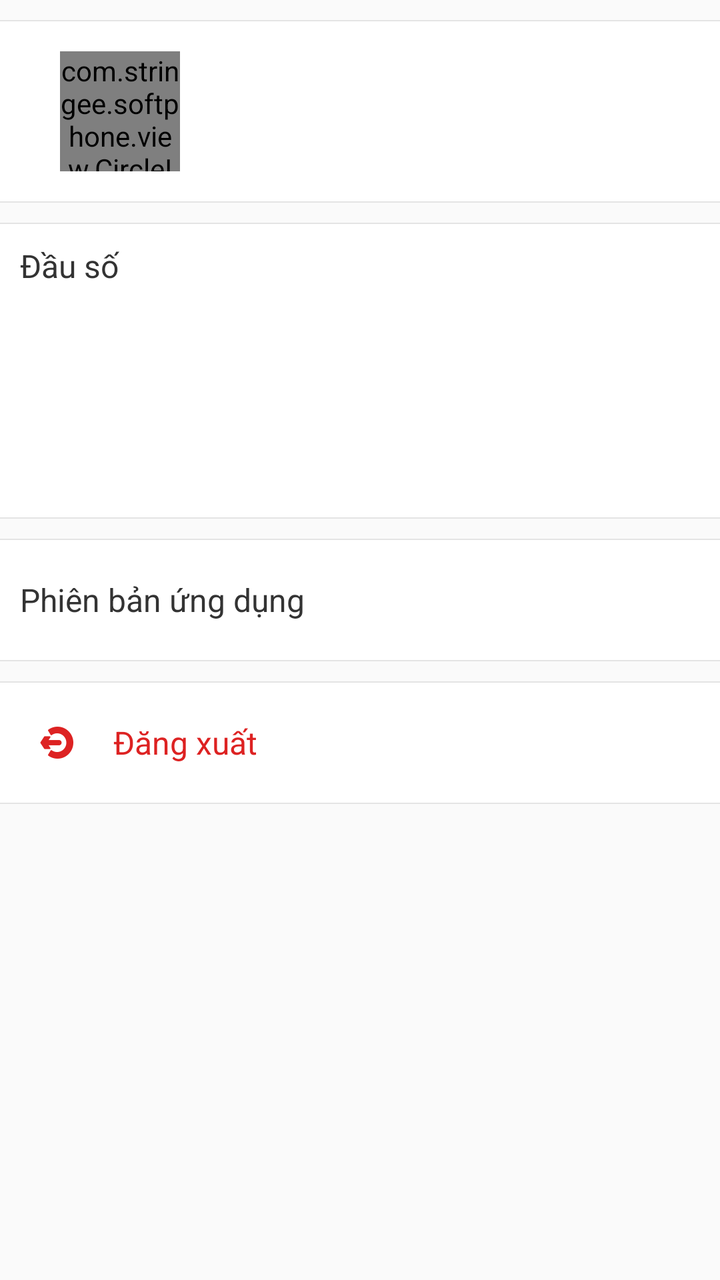
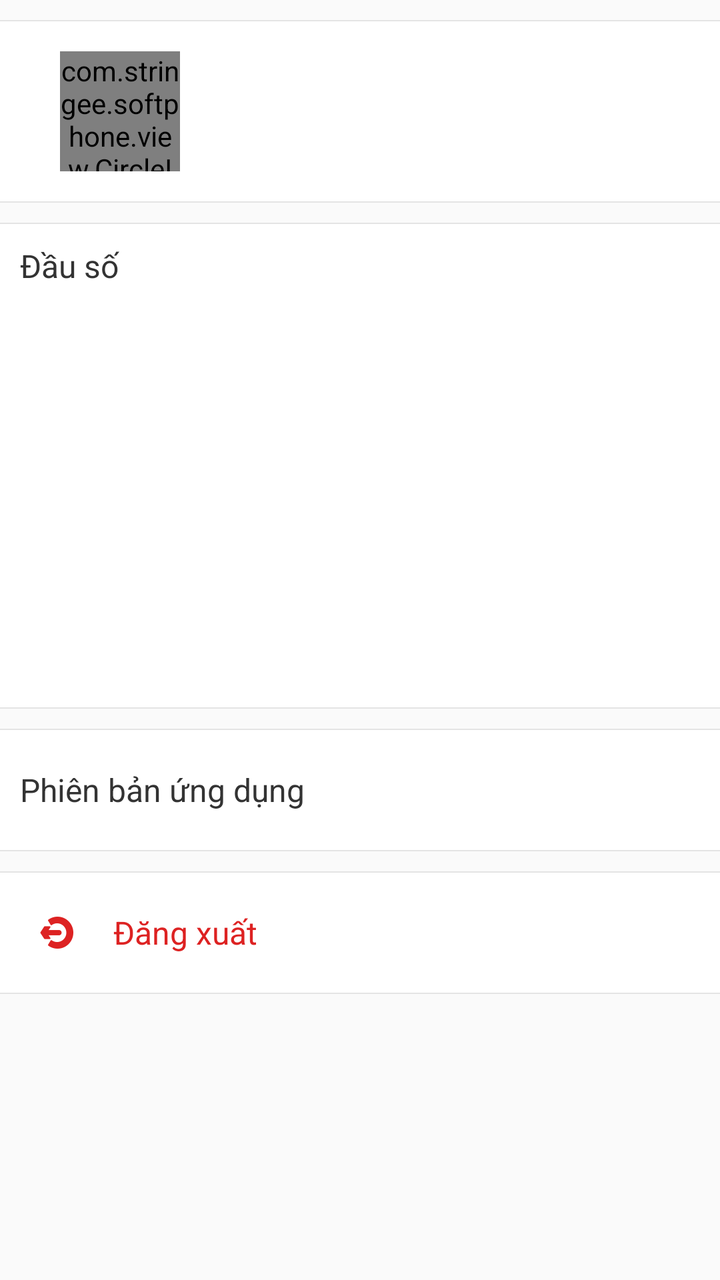

Screens rendered from an Android XML layout before and after an edit, with the pre-edit source and the edit as a unified diff.
<!-- AndroidManifest.xml: application theme AppTheme -->
<!-- res/layout/fragment_settings.xml -->
<?xml version="1.0" encoding="utf-8"?>
<ScrollView xmlns:android="http://schemas.android.com/apk/res/android"
    android:layout_width="match_parent"
    android:layout_height="match_parent"
    android:fillViewport="true"
    android:scrollbars="none">

    <LinearLayout
        android:layout_width="match_parent"
        android:layout_height="match_parent"
        android:background="@color/background"
        android:orientation="vertical">

        <View
            android:layout_width="match_parent"
            android:layout_height="0.5dp"
            android:layout_marginTop="10dp"
            android:background="@color/separator" />

        <LinearLayout
            android:layout_width="match_parent"
            android:layout_height="90dp"
            android:background="#ffffff"
            android:gravity="center_vertical"
            android:paddingLeft="30dp">

            <com.stringee.softphone.view.CircleImageView
                android:id="@+id/im_avatar"
                android:layout_width="60dp"
                android:layout_height="60dp"
                android:background="@drawable/avatar_default" />

            <LinearLayout
                android:layout_width="wrap_content"
                android:layout_height="wrap_content"
                android:layout_marginLeft="10dp"
                android:orientation="vertical">

                <TextView
                    android:id="@+id/tv_name"
                    android:layout_width="wrap_content"
                    android:layout_height="wrap_content"
                    android:textColor="@color/text_normal"
                    android:textSize="@dimen/text_size_16"
                    android:textStyle="bold" />

                <TextView
                    android:id="@+id/tv_number"
                    android:layout_width="wrap_content"
                    android:layout_height="wrap_content"
                    android:layout_marginTop="5dp"
                    android:textColor="@color/text_sub"
                    android:textSize="@dimen/text_size_14"
                    android:visibility="gone" />
            </LinearLayout>
        </LinearLayout>

        <View
            android:layout_width="match_parent"
            android:layout_height="0.5dp"
            android:background="@color/separator" />

        <View
            android:layout_width="match_parent"
            android:layout_height="0.5dp"
            android:layout_marginTop="10dp"
            android:background="@color/separator" />

        <TextView
            android:layout_width="match_parent"
            android:layout_height="wrap_content"
            android:background="#ffffff"
            android:padding="10dp"
            android:text="@string/sip_trunk_number"
            android:textColor="@color/text_normal"
            android:textSize="@dimen/text_size_16" />

        <ListView
            android:id="@+id/lv_numbers"
            android:layout_width="match_parent"
            android:layout_height="105dp"
            android:background="#ffffff"
            android:divider="@null"
            android:dividerHeight="0dp"></ListView>

        <View
            android:layout_width="match_parent"
            android:layout_height="0.5dp"
            android:background="@color/separator" />

        <View
            android:layout_width="match_parent"
            android:layout_height="0.5dp"
            android:layout_marginTop="10dp"
            android:background="@color/separator" />

        <RelativeLayout
            android:layout_width="match_parent"
            android:layout_height="60dp"
            android:background="@drawable/white_selectable"
            android:paddingLeft="10dp"
            android:paddingRight="5dp">


            <TextView
                android:layout_width="wrap_content"
                android:layout_height="wrap_content"
                android:layout_centerVertical="true"
                android:text="@string/app_info"
                android:textColor="@color/text_normal"
                android:textSize="16sp" />

            <TextView
                android:id="@+id/tv_version"
                android:layout_width="wrap_content"
                android:layout_height="wrap_content"
                android:layout_alignParentRight="true"
                android:layout_centerVertical="true"
                android:textColor="@color/text_sub"
                android:textSize="16sp" />
        </RelativeLayout>

        <View
            android:layout_width="match_parent"
            android:layout_height="0.5dp"
            android:background="@color/separator" />

        <View
            android:layout_width="match_parent"
            android:layout_height="0.5dp"
            android:layout_marginTop="10dp"
            android:background="@color/separator" />

        <LinearLayout
            android:id="@+id/v_logout"
            android:layout_width="match_parent"
            android:layout_height="60dp"
            android:background="@drawable/white_selectable"
            android:gravity="center_vertical"
            android:paddingBottom="10dp"
            android:paddingLeft="20dp"
            android:paddingTop="10dp">


            <ImageView
                android:layout_width="wrap_content"
                android:layout_height="wrap_content"
                android:src="@drawable/ic_logout" />

            <TextView
                android:layout_width="wrap_content"
                android:layout_height="wrap_content"
                android:layout_marginLeft="20dp"
                android:text="@string/logout"
                android:textColor="#dd2222"
                android:textSize="16sp" />
        </LinearLayout>

        <View
            android:layout_width="match_parent"
            android:layout_height="0.5dp"
            android:layout_marginBottom="10dp"
            android:background="@color/separator" />

    </LinearLayout>
</ScrollView>
<!-- resources referenced by this layout -->
<resources>
  <color name="background">#fafafa</color>
  <color name="separator">#e4e4e4</color>
  <color name="text_normal">#333333</color>
  <color name="text_sub">#888888</color>
  <dimen name="text_size_14">14sp</dimen>
  <dimen name="text_size_16">16sp</dimen>
  <!-- drawable avatar_default: png bitmap (drawable-xxhdpi, 2274 bytes) -->
  <!-- drawable ic_logout: png bitmap (drawable-xxhdpi, 1158 bytes) -->
  <!-- drawable white_selectable (drawable) -->
  <?xml version="1.0" encoding="utf-8"?>
  <selector xmlns:android="http://schemas.android.com/apk/res/android">
  
      <item android:drawable="@color/item_selected" android:state_focused="true" />
      <item android:drawable="@color/item_selected" android:state_selected="true" />
      <item android:drawable="@color/item_selected" android:state_pressed="true" />
      <item android:drawable="@color/white" />
  
  </selector>
  <string name="app_info">Phiên bản ứng dụng</string>
  <string name="logout">Đăng xuất</string>
  <string name="sip_trunk_number">Đầu số</string>
  <style name="AppTheme" parent="Theme.AppCompat.Light.DarkActionBar">
          <item name="actionBarStyle">@style/MyActionBar</item>
          <item name="colorPrimary">@color/colorPrimary</item>
          <item name="colorPrimaryDark">@color/colorPrimaryDark</item>
          <item name="colorAccent">@color/colorAccent</item>
      </style>
  <color name="item_selected">#eaeaea</color>
  <color name="white">#ffffff</color>
  <style name="MyActionBar" parent="@style/Widget.AppCompat.Light.ActionBar">
          <item name="titleTextStyle">@style/ActionBarTitleText</item>
      </style>
  <color name="colorPrimary">#ffffff</color>
  <color name="colorPrimaryDark">#333333</color>
  <color name="colorAccent">#ef2734</color>
  <style name="ActionBarTitleText" parent="@style/TextAppearance.AppCompat.Widget.ActionBar.Title">
          <item name="android:textStyle">bold</item>
      </style>
</resources>

<!-- the commit's change to res/layout/fragment_settings.xml (unified diff, before → after) -->
@@ -78,7 +78,7 @@
         <ListView
             android:id="@+id/lv_numbers"
             android:layout_width="match_parent"
-            android:layout_height="105dp"
+            android:layout_height="200dp"
             android:background="#ffffff"
             android:divider="@null"
             android:dividerHeight="0dp"></ListView>
